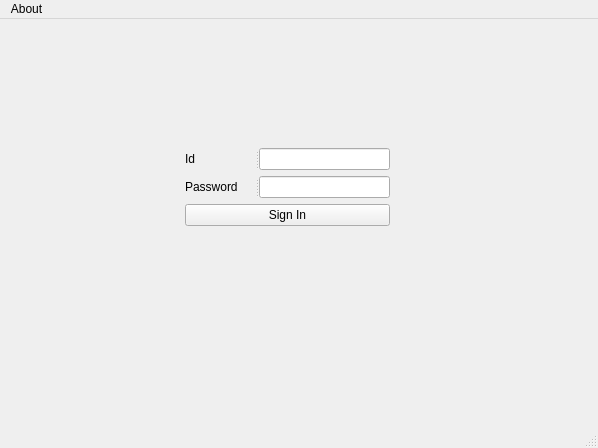
tum-i4/inverse-transparency, file inv_trans_tool/gui/main.ui: the form before one commit.
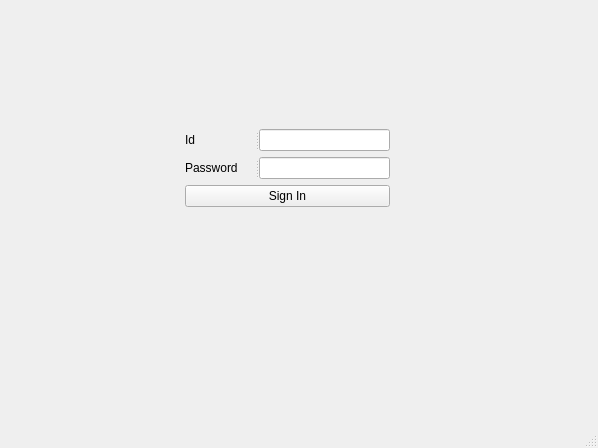
The form after the commit.

Commit message: Adds the 'About' menu bar from code

```diff
--- a/inv_trans_tool/gui/main.ui
+++ b/inv_trans_tool/gui/main.ui
@@ -211,13 +211,6 @@
      <height>22</height>
     </rect>
    </property>
-   <widget class="QMenu" name="menuAbout">
-    <property name="title">
-     <string>About</string>
-    </property>
-    <addaction name="version_info"/>
-   </widget>
-   <addaction name="menuAbout"/>
   </widget>
   <widget class="QStatusBar" name="statusbar"/>
   <action name="actionWhat">
```
The commit also changes 1 other file.
